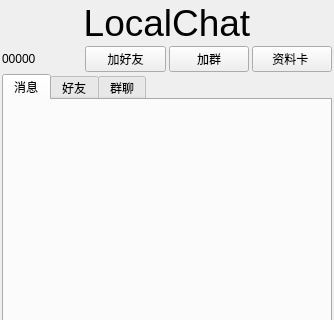
Before: the Qt Designer form ChatClient/widget.ui in chfyjy/LocalChat, drawn with Qt 5; both pictures show x 0 to 334 and y 0 to 320 of the 334 by 600 pixel window.
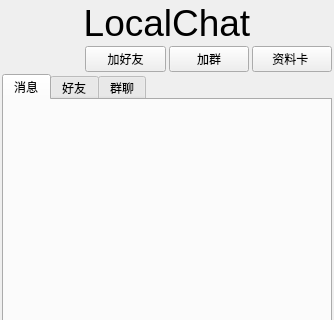
After: the same form once the commit is applied.

```diff
--- a/ChatClient/widget.ui
+++ b/ChatClient/widget.ui
@@ -52,7 +52,7 @@
      <item>
       <widget class="QLabel" name="UIDlabel">
        <property name="text">
-        <string>00000</string>
+        <string/>
        </property>
       </widget>
      </item>
```
